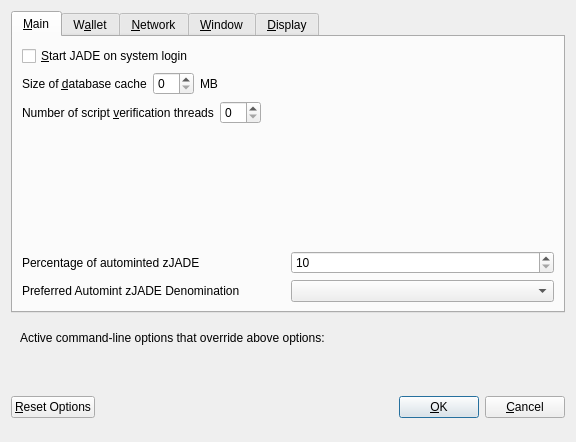
Before: the Qt Designer form src/qt/forms/optionsdialog.ui in buddilla/GoCash-Core, drawn with Qt 5.
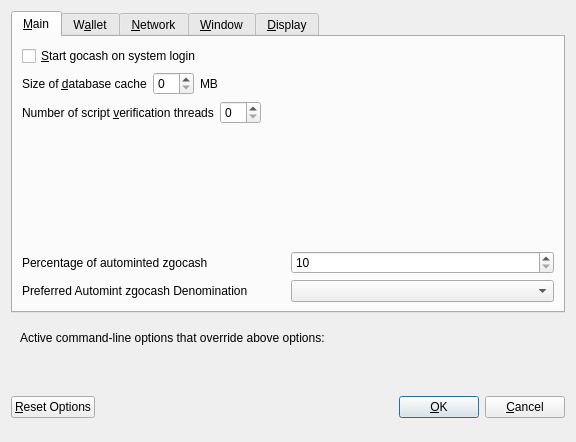
After: the same form once the commit is applied. Custom widgets are drawn as their Qt base class.

Patch:
```diff
--- a/src/qt/forms/optionsdialog.ui
+++ b/src/qt/forms/optionsdialog.ui
@@ -33,7 +33,7 @@
           <string>Automatically start JADE after logging in to the system.</string>
          </property>
          <property name="text">
-          <string>&amp;Start JADE on system login</string>
+          <string>&amp;Start gocash on system login</string>
          </property>
         </widget>
        </item>
@@ -138,7 +138,7 @@
             <string>Percentage of incoming JADE which get automatically converted to zJADE via Zerocoin Protocol (min: 10%)</string>
            </property>
            <property name="text">
-            <string>Percentage of autominted zJADE</string>
+            <string>Percentage of autominted zgocash</string>
            </property>
           </widget>
          </item>
@@ -171,7 +171,7 @@
             <string>Wait with automatic conversion to Zerocoin until enough JADE for this denomination is available</string>
            </property>
            <property name="text">
-            <string>Preferred Automint zJADE Denomination</string>
+            <string>Preferred Automint zgocash Denomination</string>
            </property>
           </widget>
          </item>
```
Left out of the diff: 16 changed lines with no effect on the pictures.
